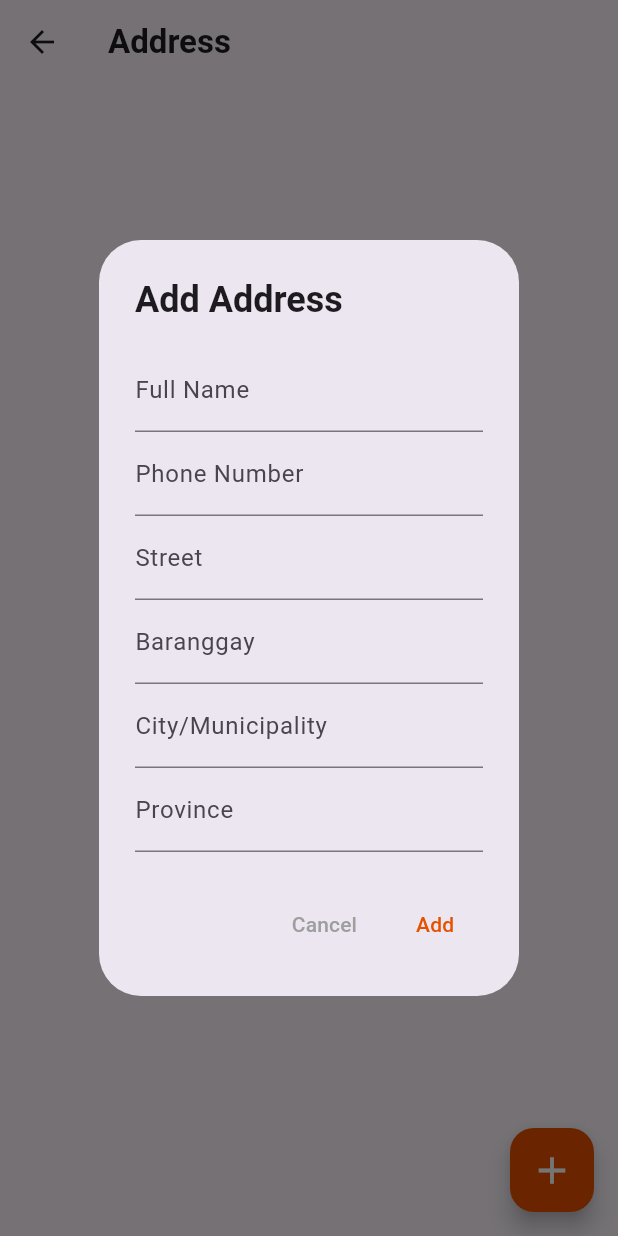
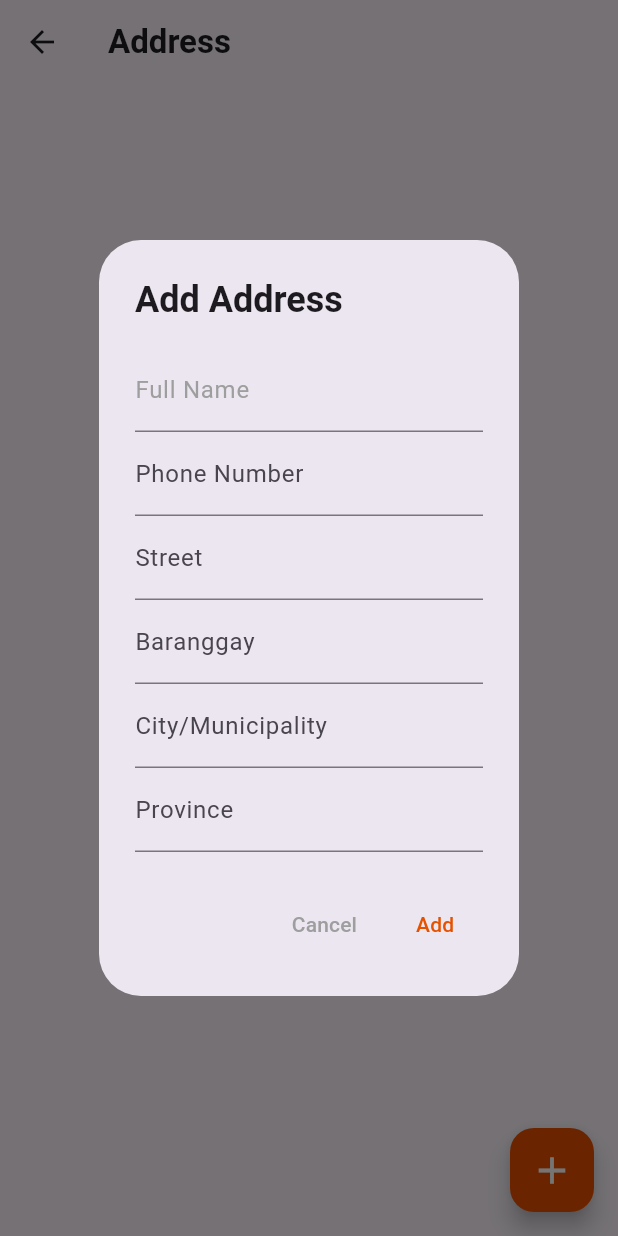
Before and after one commit to TechPyllars2024/AutoCareCarOwners, a Flutter app: the CarOwnerAddress screen opened directly, after a tap on the "add" icon, on a phone screen of 412 x 824 dp. Run offline on Flutter 3.47's test engine with Material 3 defaults, Android fonts, the phone set to English and light mode, and no system bars; our stand-ins replace cloud_firestore, curved_navigation_bar, firebase_auth, firebase_core, firebase_storage, flutter_animate and 4 more; missing offline and left inert: flutter_pannable_rating_bar; accounts and stored records are empty.

Commit message:
update: address focused styles

```diff
--- a/lib/ProfileManagement/screens/car_owner_addresses.dart
+++ b/lib/ProfileManagement/screens/car_owner_addresses.dart
@@ -79,7 +79,7 @@ class _CarOwnerAddressState extends State<CarOwnerAddress> {
       context: context,
       builder: (context) {
         return AlertDialog(
-          title: Text(address == null ? 'Add Address' : 'Edit Address', style: TextStyle(fontWeight: FontWeight.bold),),
+          title: Text(address == null ? 'Add Address' : 'Edit Address', style: TextStyle(fontWeight: FontWeight.w700),),
           content: SingleChildScrollView(
             child: Form(
               key: formKey,
@@ -87,7 +87,14 @@ class _CarOwnerAddressState extends State<CarOwnerAddress> {
                 children: [
                   TextFormField(
                     controller: fullNameController,
-                    decoration: const InputDecoration(labelText: 'Full Name'),
+                    decoration: InputDecoration(
+                      labelText: 'Full Name',
+                      labelStyle: TextStyle(color: Colors.grey),
+                      floatingLabelStyle: TextStyle(color: Colors.black),
+                      focusedBorder: UnderlineInputBorder(
+                        borderSide: BorderSide(color: Colors.orange),
+                      ),
+                    ),
                     validator: (value) {
                       if (value == null || value.isEmpty) {
                         return 'Please enter a full name';
@@ -95,6 +102,7 @@ class _CarOwnerAddressState extends State<CarOwnerAddress> {
                       return null;
                     },
                   ),
+
                   TextFormField(
                     controller: phoneNumberController,
                     decoration:
```
